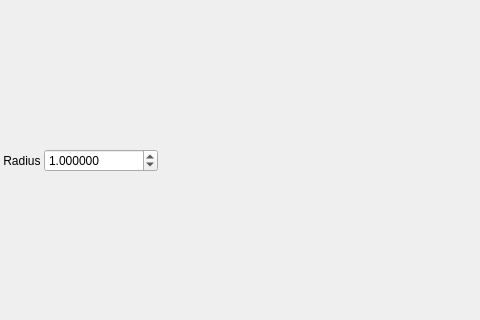
Above: mainwindow.ui from jimga150/2dAstralBodySim before the change; both pictures show x 0 to 480 and y 138 to 458 of the 800 by 600 pixel window. Below: the same form after it.
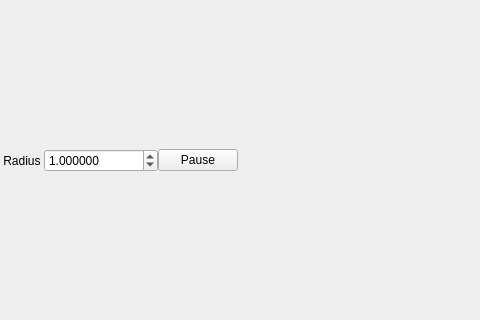
That is the form after the change.

Commit message: add pause button

Diff of the .ui file:
```diff
--- a/mainwindow.ui
+++ b/mainwindow.ui
@@ -52,7 +52,7 @@
       </property>
      </widget>
     </item>
-    <item row="1" column="2">
+    <item row="1" column="3">
      <spacer name="horizontalSpacer">
       <property name="orientation">
        <enum>Qt::Horizontal</enum>
@@ -72,8 +72,12 @@
       </property>
      </widget>
     </item>
-    <item row="2" column="0" colspan="3">
-     <layout class="QGridLayout" name="windowWidget"/>
+    <item row="1" column="2">
+     <widget class="QPushButton" name="pauseplayButton">
+      <property name="text">
+       <string>Pause</string>
+      </property>
+     </widget>
     </item>
    </layout>
   </widget>
```
Left out of the diff: 3 changed lines with no effect on the pictures. The commit also changes 4 other files.
